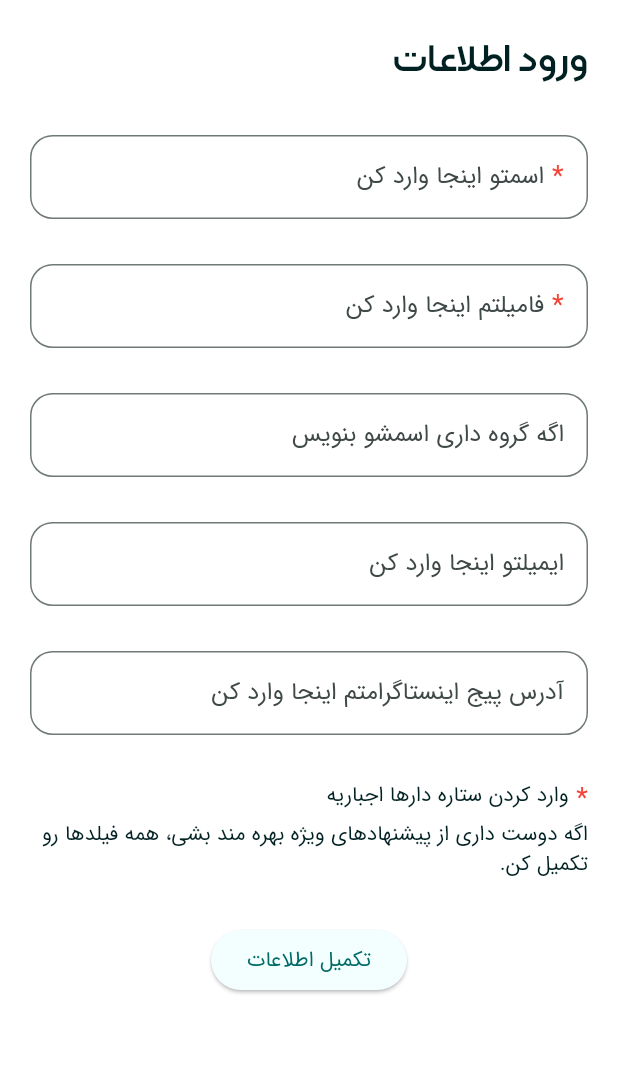
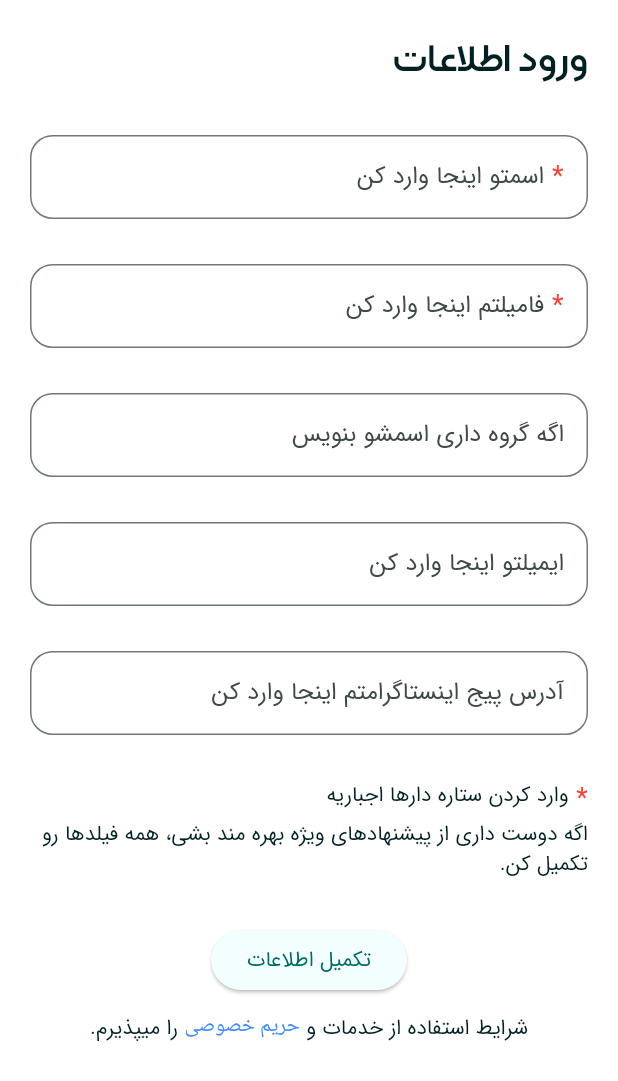
Before and after one commit to Sajad-Ghorbani/pelato_markazi, a Flutter app: the SignUpScreen screen opened by its route, on a phone screen of 412 x 824 dp. Shown: the top 1081 px of the screen. Run offline on Flutter 3.47's test engine with Material 3 defaults, Android fonts, the phone set to English and light mode, and no system bars; our stand-ins replace cached_network_image, carousel_slider, connectivity_plus, dio, flutter_map, get and 5 more; missing offline and left inert: persian_number_utility; accounts and stored records are empty.

Commit message:
feat: add link for go to privacy screen

```diff
--- a/lib/presentation/pages/user/signup_screen.dart
+++ b/lib/presentation/pages/user/signup_screen.dart
@@ -1,5 +1,7 @@
+import 'package:flutter/gestures.dart';
 import 'package:flutter/material.dart';
 import 'package:get/get.dart';
+import 'package:pelato_markazi/app/config/routes/app_pages.dart';
 import 'package:pelato_markazi/app/core/widgets/custom_text_field.dart';
 import 'package:pelato_markazi/presentation/controller/user/user_controller.dart';
 
@@ -11,7 +13,7 @@ class SignUpScreen extends GetView<UserController> {
     return Scaffold(
       body: SafeArea(
         child: SingleChildScrollView(
-            padding: const EdgeInsets.all(20),
+          padding: const EdgeInsets.all(20),
           child: Column(
             crossAxisAlignment: CrossAxisAlignment.start,
             children: [
@@ -67,7 +69,8 @@ class SignUpScreen extends GetView<UserController> {
                   Text('وارد کردن ستاره دارها اجباریه'),
                 ],
               ),
-              const Text('اگه دوست داری از پیشنهادهای ویژه بهره مند بشی، همه فیلدها رو تکمیل کن.'),
+              const Text('اگه دوست داری از پیشنهادهای ویژه بهره مند بشی، همه'
+                  ' فیلدها رو تکمیل کن.'),
               const SizedBox(height: 30),
               Center(
                 child: ElevatedButton(
@@ -77,6 +80,30 @@ class SignUpScreen extends GetView<UserController> {
                   child: const Text('تکمیل اطلاعات'),
                 ),
               ),
+              const SizedBox(height: 10),
+              Center(
+                child: RichText(
+                  text: TextSpan(
+                    style: TextStyle(
+                      fontFamily: 'Sans',
+                      // fontSize: 12,
+                      color: Theme.of(context).colorScheme.onBackground,
+                    ),
+                    children: [
+                      const TextSpan(text: 'شرایط استفاده از خدمات و '),
+                      TextSpan(
+                        text: 'حریم خصوصی',
+                        style: const TextStyle(color: Colors.blueAccent),
+                        recognizer: TapGestureRecognizer()
+                          ..onTap = () {
+                            Get.toNamed(Routes.privacyAndPolicyScreen);
+                          },
+                      ),
+                      const TextSpan(text: ' را میپذیرم.'),
+                    ],
+                  ),
+                ),
+              ),
             ],
           ),
         ),
```
